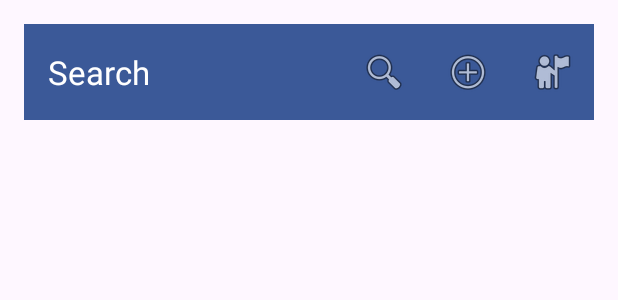
After one commit to quangnv1911/PRM392, an Android app: the layout activity_search_results.xml on its own in the app's theme, with its tools: preview values and no code run, on a phone screen of 412 x 824 dp. The commit adds this screen. Shown: the top 300 px of the screen. Run offline under Robolectric (Android 15) with nearby library versions, the phone set to English and light mode, and no system bars.

Commit message:
add header for some activity
add header for some activity

```diff
--- a/Android/app/src/main/AndroidManifest.xml
+++ b/Android/app/src/main/AndroidManifest.xml
@@ -67,6 +67,9 @@
         <activity
             android:name=".ProfileActivity"
             android:exported="true"></activity>
+        <activity
+            android:name=".SearchResultsActivity"
+            android:exported="true"></activity>
     </application>
 
 </manifest>
--- a/Android/app/src/main/java/com/example/pmg302_project/CartActivity.java
+++ b/Android/app/src/main/java/com/example/pmg302_project/CartActivity.java
@@ -1,6 +1,7 @@
 // CartActivity.java
 package com.example.pmg302_project;
 
+import android.annotation.SuppressLint;
 import android.content.Intent;
 import android.os.Bundle;
 import android.view.View;
@@ -9,6 +10,7 @@ import android.widget.TextView;
 
 
 import androidx.appcompat.app.AppCompatActivity;
+import androidx.appcompat.widget.Toolbar;
 import androidx.recyclerview.widget.LinearLayoutManager;
 import androidx.recyclerview.widget.RecyclerView;
 
@@ -28,6 +30,10 @@ public class CartActivity extends AppCompatActivity {
     protected void onCreate(Bundle savedInstanceState) {
         super.onCreate(savedInstanceState);
         setContentView(R.layout.activity_cart);
+
+
+        Toolbar toolbar = findViewById(R.id.toolbar_homepage);
+        setSupportActionBar(toolbar);
 
         recyclerViewCart = findViewById(R.id.recyclerViewCart);
         recyclerViewCart.setLayoutManager(new LinearLayoutManager(this));
--- /dev/null
+++ b/Android/app/src/main/res/layout/activity_search_results.xml
@@ -0,0 +1,33 @@
+<?xml version="1.0" encoding="utf-8"?>
+<LinearLayout xmlns:android="http://schemas.android.com/apk/res/android"
+    android:layout_width="match_parent"
+    android:layout_height="match_parent"
+    xmlns:app="http://schemas.android.com/apk/res-auto"
+    android:orientation="vertical"
+    android:padding="16dp">
+
+    <androidx.appcompat.widget.Toolbar
+        android:id="@+id/toolbar_homepage"
+        android:layout_width="match_parent"
+        android:layout_height="?attr/actionBarSize"
+        android:background="@color/facebook_blue"
+        app:title="Search"
+        app:titleTextColor="@android:color/white"
+        app:menu="@menu/toolbar_menu"/>
+
+    <TextView
+        android:id="@+id/noResultsMessage"
+        android:layout_width="wrap_content"
+        android:layout_height="wrap_content"
+        android:textColor="@color/facebook_blue"
+        android:text="@string/no_matching_results_found"
+        android:visibility="gone"
+        android:textSize="18sp"
+        android:layout_gravity="center" />
+
+    <androidx.recyclerview.widget.RecyclerView
+        android:id="@+id/recyclerViewSearchResults"
+        android:layout_width="match_parent"
+        android:layout_height="wrap_content"
+        android:padding="5dp" />
+</LinearLayout>
--- a/Android/app/src/main/res/values/strings.xml
+++ b/Android/app/src/main/res/values/strings.xml
@@ -112,6 +112,7 @@
     <string name="phone">phone</string>
     <string name="created_on">created_on</string>
     <string name="update_profile">Update</string>
+    <string name="no_matching_results_found">No matching results found</string>
 
     <string-array name="statusOrder">
         <item>Chờ xử lý</item>
--- a/BE/src/main/java/com/example/demo/controller/ProductController.java
+++ b/BE/src/main/java/com/example/demo/controller/ProductController.java
@@ -31,4 +31,9 @@ public class ProductController {
     public List<Product> getTopProducts() {
         return productRepository.findTop5ByOrderByPurchaseCountDesc();
     }
+    @GetMapping("/searchProduct")
+    public ResponseEntity<List<Product>> searchProduct(@RequestParam String search) {
+        List<Product> products = productRepository.findBySearch(search);
+        return ResponseEntity.ok(products);
+    }
 }
```
Also changed, not shown: Android/app/src/main/java/com/example/pmg302_project/HomePageActivity.java (+52 -0 lines), Android/app/src/main/java/com/example/pmg302_project/ProductDetailActivity.java (+5 -2 lines), Android/app/src/main/java/com/example/pmg302_project/SearchResultsActivity.java (added, +75 -0 lines), Android/app/src/main/res/layout/activity_cart.xml (+9 -0 lines), Android/app/src/main/res/layout/activity_product_detail.xml (+9 -0 lines), BE/src/main/java/com/example/demo/repo/ProductRepository.java (+7 -0 lines).
